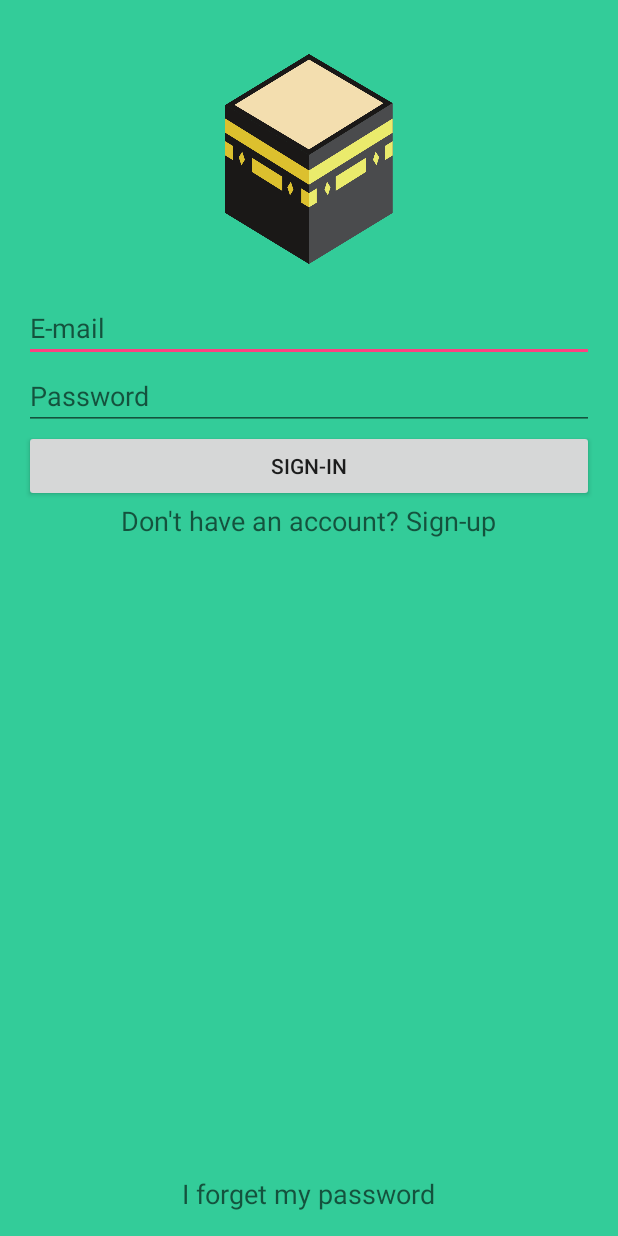
After one commit to krisnandi/muslimbot-android, an Android app: the layout activity_login.xml on its own in the app's theme, with its tools: preview values and no code run, on a phone screen of 412 x 824 dp. The commit adds this screen. Run offline under Robolectric (Android 15) with nearby library versions, the phone set to English and light mode, and no system bars.

Commit message:
implement firebase login

```diff
--- a/app/src/main/java/com/reswift/prayertimes/userData.java
+++ b/app/src/main/java/com/reswift/prayertimes/userData.java
@@ -46,9 +46,7 @@ public class userData {
     public static String ID_maghrib = "id-maghrib";
     public static String ID_isha = "id-isha";
 
-
     public DelegateBehaviour delegateBehaviour;
-
 
     public double latitude;
     public double longitude;
--- /dev/null
+++ b/app/src/main/res/layout/activity_login.xml
@@ -0,0 +1,82 @@
+<?xml version="1.0" encoding="utf-8"?>
+<RelativeLayout
+    xmlns:android="http://schemas.android.com/apk/res/android"
+    xmlns:tools="http://schemas.android.com/tools"
+    android:layout_width="match_parent"
+    android:layout_height="match_parent"
+    android:paddingBottom="@dimen/activity_vertical_margin"
+    android:paddingLeft="@dimen/activity_horizontal_margin"
+    android:paddingRight="@dimen/activity_horizontal_margin"
+    android:paddingTop="@dimen/activity_vertical_margin"
+    tools:context="com.reswift.prayertimes.LoginActivity"
+    android:background="#33cc99">
+
+    <ImageView
+        android:layout_width="match_parent"
+        android:layout_height="180dp"
+        android:paddingTop="20dp"
+        android:paddingBottom="20dp"
+        android:adjustViewBounds="true"
+        android:src="@drawable/kabah"
+        android:id="@+id/splash_image"
+        />
+
+    <EditText
+        android:layout_width="wrap_content"
+        android:layout_height="wrap_content"
+        android:inputType="textEmailAddress"
+        android:ems="10"
+        android:id="@+id/loginEmail"
+        android:layout_below="@+id/splash_image"
+        android:layout_alignParentLeft="true"
+        android:layout_alignParentStart="true"
+        android:layout_alignRight="@+id/splash_image"
+        android:layout_alignEnd="@+id/splash_image"
+        android:hint="E-mail"/>
+
+    <EditText
+        android:layout_width="wrap_content"
+        android:layout_height="wrap_content"
+        android:inputType="textPassword"
+        android:ems="10"
+        android:id="@+id/loginPassword"
+        android:hint="Password"
+        android:layout_below="@+id/loginEmail"
+        android:layout_alignParentRight="true"
+        android:layout_alignParentEnd="true"
+        android:layout_alignParentLeft="true"
+        android:layout_alignParentStart="true"/>
+
+    <Button
+        android:layout_width="wrap_content"
+        android:layout_height="wrap_content"
+        android:text="Sign-in"
+        android:id="@+id/loginSignin"
+        android:layout_below="@+id/loginPassword"
+        android:layout_alignParentRight="true"
+        android:layout_alignParentEnd="true"
+        android:layout_alignParentLeft="true"
+        android:layout_alignParentStart="true"/>
+
+    <TextView
+        android:layout_width="wrap_content"
+        android:layout_height="wrap_content"
+        android:textAppearance="?android:attr/textAppearanceMedium"
+        android:text="Don&apos;t have an account? Sign-up"
+        android:id="@+id/loginSignup"
+        android:layout_below="@+id/loginSignin"
+        android:layout_centerHorizontal="true"/>
+
+    <TextView
+        android:layout_width="wrap_content"
+        android:layout_height="wrap_content"
+        android:textAppearance="?android:attr/textAppearanceMedium"
+        android:text="I forget my password"
+        android:id="@+id/loginForgetPassword"
+        android:layout_alignParentBottom="true"
+        android:layout_centerHorizontal="true"/>
+
+
+
+
+</RelativeLayout>
--- a/app/src/main/res/values/strings.xml
+++ b/app/src/main/res/values/strings.xml
@@ -27,7 +27,4 @@
     <string name="id_ishaa">Ishaa</string>
 
 
-
-
-
 </resources>
--- a/build.gradle
+++ b/build.gradle
@@ -6,6 +6,9 @@ buildscript {
     }
     dependencies {
         classpath 'com.android.tools.build:gradle:2.1.2'
+
+        //add Firebase
+        classpath 'com.google.gms:google-services:3.0.0'
 
         // NOTE: Do not place your application dependencies here; they belong
         // in the individual module build.gradle files
```
Also changed, not shown: app/build.gradle (+7 -0 lines), app/src/main/AndroidManifest.xml (+44 -26 lines), app/src/main/java/com/reswift/prayertimes/ForgetPasswordActivity.java (added, +56 -0 lines), app/src/main/java/com/reswift/prayertimes/LoginActivity.java (added, +187 -0 lines), app/src/main/java/com/reswift/prayertimes/RegisterActivity.java (added, +63 -0 lines), app/src/main/java/com/reswift/prayertimes/SplashScreen.java (+12 -7 lines), app/src/main/res/layout/activity_forget_password.xml (added, +37 -0 lines), app/src/main/res/layout/activity_register.xml (added, +63 -0 lines), 1 other file.
